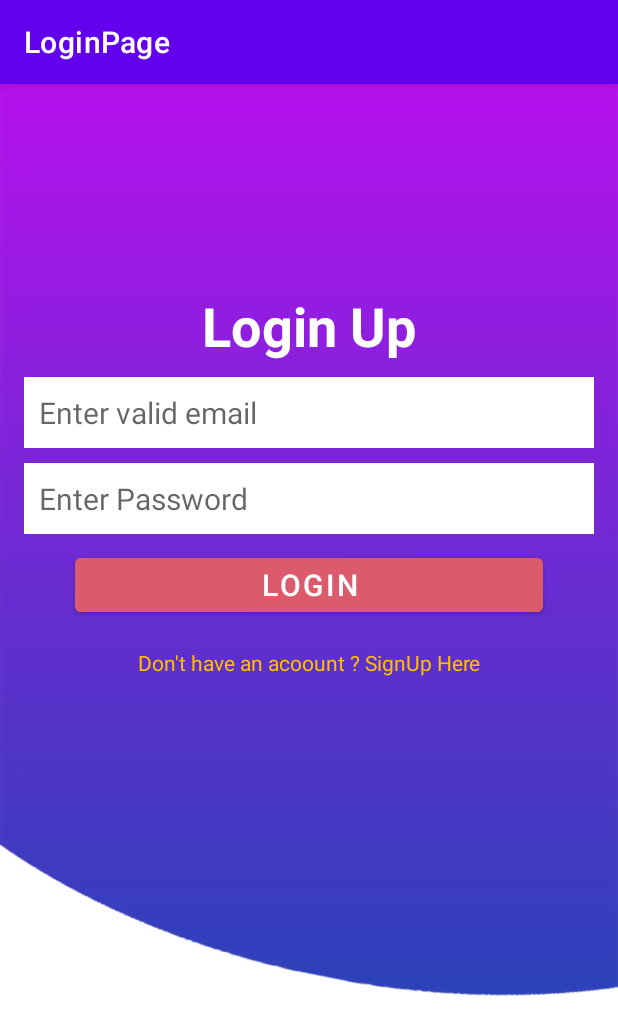
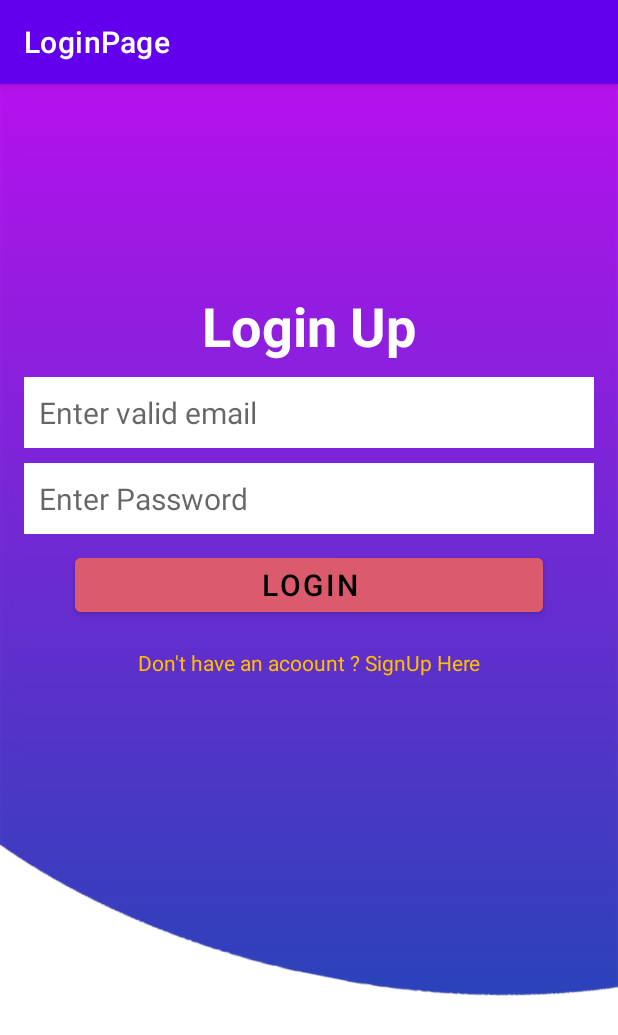
Before and after one commit to NaveenKumarghub/LoginSignupPageUsingFirebase, an Android app: the Login screen opened directly, with no data from a screen before it, on a phone screen of 412 x 824 dp. Shown: the top 1035 px of the screen. Run offline under Robolectric (Android 15) with nearby library versions, the phone set to English and light mode, and no system bars; our stand-ins replace Firebase (no records; nobody signed in at launch, a user with empty details on screens opened directly).

Commit message:
Changed color of login button in login.xml

```diff
--- a/app/src/main/res/layout/activity_login.xml
+++ b/app/src/main/res/layout/activity_login.xml
@@ -72,7 +72,7 @@
         android:layout_height="wrap_content"
         android:layout_marginStart="50dp"
         android:layout_marginEnd="50dp"
-        android:textColor="#FFF"
+        android:textColor="#000000"
         android:backgroundTint="#db5a6b"
         android:text="Login"
         android:textSize="20dp"
```
